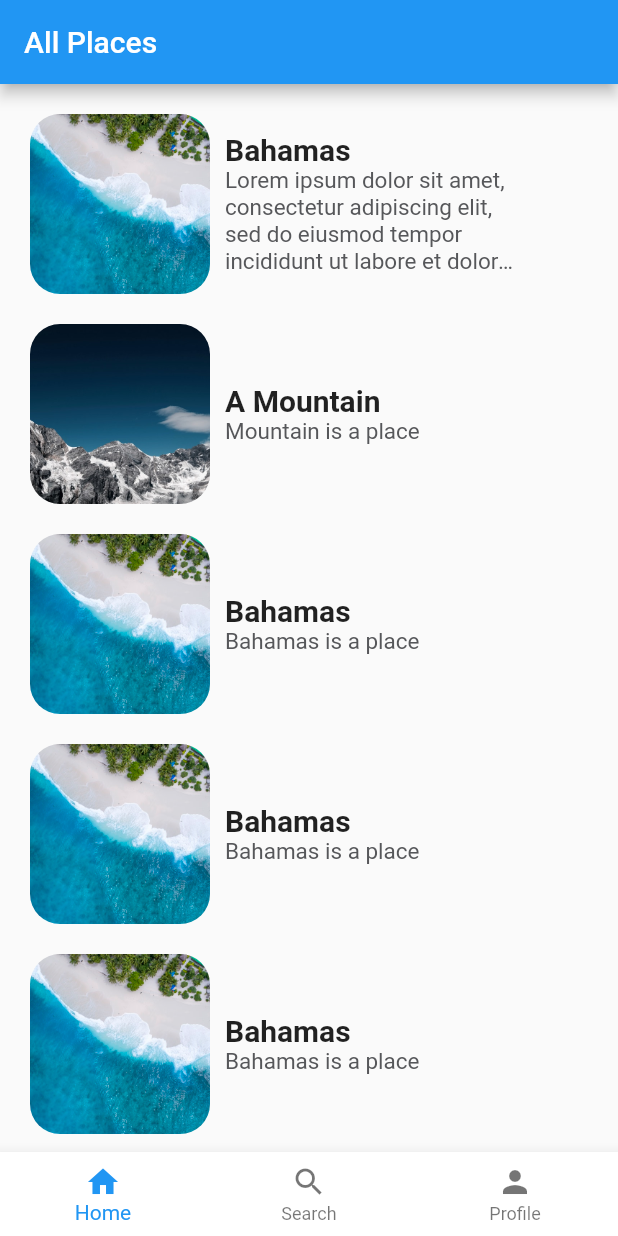
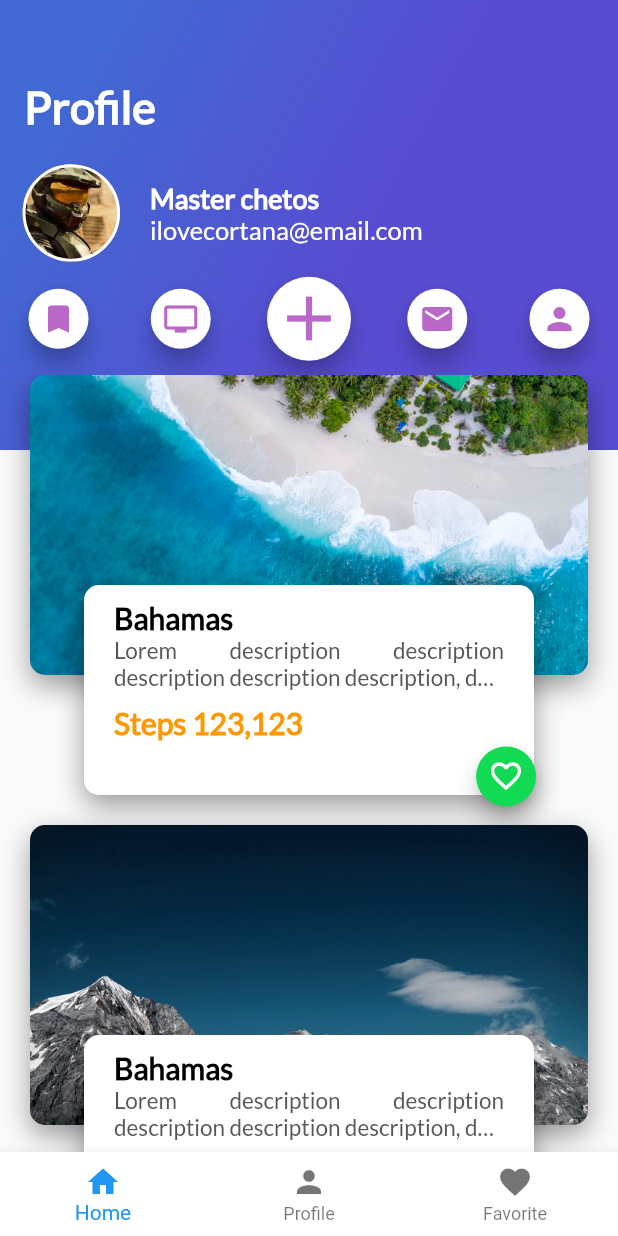
Before and after one commit to BrunoMazzocchi/Travel-app, a Flutter app: the screen it shows after launch, on a phone screen of 412 x 824 dp. Run offline on Flutter 3.47's test engine with Material 2 defaults, Android fonts, the phone set to English and light mode, and no system bars.

Commit message:
Profile view

```diff
--- a/lib/main.dart
+++ b/lib/main.dart
@@ -5,7 +5,16 @@ import 'package:flutter/services.dart';
 
 import 'constants/routes.dart';
 
-void main() => runApp(const MyApp());
+void main () {
+  runApp(
+     MaterialApp(
+      home: const Navigation(),
+      routes: {
+        placeRoute: (context) => const PopularPlace(),
+      },
+    ),
+  );
+}
 
 
 class MyApp extends StatelessWidget {
@@ -14,6 +23,7 @@ class MyApp extends StatelessWidget {
   @override
   Widget build(BuildContext context) {
     return const MaterialApp(
+
       home: Navigation()
     );
   }
--- a/lib/views/navigation.dart
+++ b/lib/views/navigation.dart
@@ -1,19 +1,21 @@
 import 'package:favorite_places/views/popular_place.dart';
 import 'package:favorite_places/views/view_all_places.dart';
-import 'package:flutter/cupertino.dart';
+import 'package:favorite_places/views/view_profile.dart';
 import 'package:flutter/material.dart';
 
 class Navigation extends StatefulWidget {
   const Navigation({Key? key}) : super(key: key);
 
   @override
-  State<Navigation> createState() => _NavigationState();}
+  State<Navigation> createState() => _NavigationState();
+}
 
 class _NavigationState extends State<Navigation> {
   @override
   Widget build(BuildContext context) {
     int _currentIndex = 0;
     final List<Widget> widgetsChildren = [
+      const Profile(),
       const AllPlaces(),
       const PopularPlace(),
     ];
@@ -33,13 +35,14 @@ class _NavigationState extends State<Navigation> {
           primaryColor: Colors.purple,
         ),
         child: BottomNavigationBar(
+          items: const [
+            BottomNavigationBarItem(icon: Icon(Icons.home), label: "Home"),
+            BottomNavigationBarItem(icon: Icon(Icons.person), label: "Profile"),
+            BottomNavigationBarItem(
+                icon: Icon(Icons.favorite), label: "Favorite"),
+          ],
           onTap: onTabTapped,
           currentIndex: _currentIndex,
-          items: const [
-            BottomNavigationBarItem(icon: Icon(Icons.home), label: "Home"),
-            BottomNavigationBarItem(icon: Icon(Icons.search), label: "Search"),
-            BottomNavigationBarItem(icon: Icon(Icons.person), label: "Profile"),
-          ],
         ),
       ),
     );
--- a/lib/views/popular_place.dart
+++ b/lib/views/popular_place.dart
@@ -1,6 +1,4 @@
-import 'package:flutter/cupertino.dart';
 import 'package:flutter/material.dart';
-import 'package:flutter/services.dart';
 
 import '../widgets/description_place.dart';
 import '../widgets/header_app_bar.dart';
@@ -16,8 +14,10 @@ class PopularPlace extends StatelessWidget {
     var titleDummy = "Bahamas";
     var stars = 2;
 
+    return MaterialApp(
+        color: Colors.transparent, // <-- Add this, if needed
 
-    return Stack(children: [
+        home: Stack(children: [
           ListView(
             children: [
               DescriptionPlace(
@@ -29,6 +29,6 @@ class PopularPlace extends StatelessWidget {
             ],
           ),
           const HeaderAppBar(),
-          ]);
+        ]));
   }
 }
--- /dev/null
+++ b/lib/views/view_profile.dart
@@ -0,0 +1,431 @@
+import 'package:favorite_places/widgets/floating_action_button_green_like.dart';
+import 'package:flutter/cupertino.dart';
+import 'package:flutter/material.dart';
+
+class Profile extends StatelessWidget {
+  const Profile({Key? key}) : super(key: key);
+
+  @override
+  Widget build(BuildContext context) {
+    var thisPath = "assets/images/beach.jpeg";
+    return Container(
+        child: Column(children: [
+      Stack(
+        alignment: Alignment.topCenter,
+        children: [
+          Stack(
+            alignment: AlignmentDirectional.center,
+            children: [
+              Container(
+                height: 300.0,
+                decoration: const BoxDecoration(
+                  gradient: LinearGradient(
+                    colors: [
+                      // Colores para el degrado de la imagen
+                      Color(0xFF4268D3),
+                      Color(0xFF584CD1),
+                    ],
+                    // Posición de los colores
+                    begin: FractionalOffset(0.2, 0.0),
+                    end: FractionalOffset(1.0, 0.6),
+                    stops: [0.0, 0.6],
+                    tileMode: TileMode.clamp,
+                  ),
+                ),
+                alignment: const Alignment(-0.9, -0.6),
+                child: const Text(
+                  "Profile",
+                  style: TextStyle(
+                    color: Colors.white,
+                    fontSize: 30.0,
+                    fontFamily: "Lato",
+                    fontWeight: FontWeight.bold,
+                  ),
+                ),
+              ),
+              Container(
+                  margin: const EdgeInsets.all(15),
+                  child: Column(
+                    children: [
+                      Row(
+                        mainAxisAlignment: MainAxisAlignment.start,
+                        children: [
+                          Container(
+                            margin: const EdgeInsets.only(
+                              top: 50,
+                              right: 20.0,
+                            ),
+                            width: 65.0,
+                            height: 65.0,
+                            decoration: BoxDecoration(
+                              shape: BoxShape.circle,
+                              image: DecorationImage(
+                                fit: BoxFit.cover,
+                                image: Image.asset("assets/images/avatar.jpg")
+                                    .image,
+                              ),
+                              border: Border.all(
+                                color: Colors.white,
+                                width: 2.0,
+                              ),
+                            ),
+                          ),
+                          Container(
+                            margin: const EdgeInsets.only(
+                              top: 50,
+                            ),
+                            child: Column(
+                              // Para centrar
+                              crossAxisAlignment: CrossAxisAlignment.start,
+                              children: [
+                                Row(
+                                  children: const [
+                                    Text(
+                                      'Master chetos',
+                                      style: TextStyle(
+                                        fontFamily: "Lato",
+                                        fontSize: 18.0,
+                                        fontWeight: FontWeight.w900,
+                                        color: Colors.white,
+                                      ),
+                                    ),
+                                  ],
+                                ),
+                                Row(
+                                  children: const [
+                                    Text(
+                                      'ilovecortana@email.com',
+                                      style: TextStyle(
+                                        fontFamily: "Lato",
+                                        fontWeight: FontWeight.normal,
+                                        fontSize: 17.0,
+                                        color: Colors.white,
+                                      ),
+                                    ),
+                                  ],
+                                )
+                              ],
+                            ),
+                          )
+                        ],
+                      ),
+                      Container(
+                          margin: const EdgeInsets.only(
+                            top: 10.0,
+                          ),
+                          child: Row(
+                            mainAxisAlignment: MainAxisAlignment.spaceBetween,
+                            children: [
+                              FloatingActionButton(
+                                onPressed: null,
+                                backgroundColor: Colors.white,
+                                mini: true,
+                                child: Icon(
+                                  Icons.bookmark,
+                                  color: Colors.purple.shade300,
+                                ),
+                              ),
+                              FloatingActionButton(
+                                onPressed: null,
+                                backgroundColor: Colors.white,
+                                mini: true,
+                                child: Icon(
+                                  Icons.tv,
+                                  color: Colors.purple.shade300,
+                                ),
+                              ),
+                              FloatingActionButton(
+                                onPressed: null,
+                                backgroundColor: Colors.white,
+                                mini: false,
+                                child: Icon(
+                                  Icons.add,
+                                  color: Colors.purple.shade300,
+                                  size: 50,
+                                ),
+                              ),
+                              FloatingActionButton(
+                                onPressed: null,
+                                backgroundColor: Colors.white,
+                                mini: true,
+                                child: Icon(
+                                  Icons.mail,
+                                  color: Colors.purple.shade300,
+                                ),
+                              ),
+                              FloatingActionButton(
+                                onPressed: null,
+                                backgroundColor: Colors.white,
+                                mini: true,
+                                child: Icon(
+                                  Icons.person,
+                                  color: Colors.purple.shade300,
+                                ),
+                              ),
+                            ],
+                          )),
+                    ],
+                  )),
+            ],
+          ),
+          Container(
+              margin: const EdgeInsets.only(top: 250.0),
+              height: 560,
+              child: ListView(
+                scrollDirection: Axis.vertical,
+                children: [
+                  Stack(
+                    alignment: Alignment.topCenter,
+                    children: [
+                      Container(
+                        height: 200.0,
+                        width: 380.0,
+                        margin: const EdgeInsets.only(
+                          top: 0.0,
+                          left: 20,
+                          right: 20,
+                          bottom: 100,
+                        ),
+                        decoration: BoxDecoration(
+                          image: DecorationImage(
+                            fit: BoxFit.cover,
+                            image: Image.asset(thisPath).image,
+                          ),
+                          borderRadius:
+                              const BorderRadius.all(Radius.circular(10.0)),
+                          shape: BoxShape.rectangle,
+                          boxShadow: const <BoxShadow>[
+                            BoxShadow(
+                              color: Colors.black38,
+                              blurRadius: 15.0,
+                              offset: Offset(0.0, 7.0),
+                            )
+                          ],
+                        ),
+                      ),
+                      Stack(
+                        alignment: const Alignment(0.9, 1.1),
+                        children: [
+                          Container(
+                            width: 300.0,
+                            height: 140.0,
+                            margin: const EdgeInsets.only(
+                              top: 140.0,
+                              left: 20,
+                              right: 20,
+                            ),
+                            decoration: const BoxDecoration(
+                              color: Colors.white,
+                              borderRadius:
+                                  BorderRadius.all(Radius.circular(10.0)),
+                              shape: BoxShape.rectangle,
+                              boxShadow: <BoxShadow>[
+                                BoxShadow(
+                                  color: Colors.black38,
+                                  blurRadius: 15.0,
+                                  offset: Offset(0.0, 7.0),
+                                )
+                              ],
+                            ),
+                            child: Column(
+                              mainAxisAlignment: MainAxisAlignment.start,
+                              children: [
+                                Row(children: [
+                                  Container(
+                                    width: 260,
+                                    margin: const EdgeInsets.only(
+                                        top: 10, left: 20.0),
+                                    child: const Text(
+                                      "Bahamas",
+                                      textAlign: TextAlign.left,
+                                      overflow: TextOverflow.ellipsis,
+                                      style: TextStyle(
+                                        fontFamily: "Lato",
+                                        fontSize: 20.0,
+                                        fontWeight: FontWeight.w600,
+                                        color: Colors.black,
+                                      ),
+                                    ),
+                                  )
+                                ]),
+                                Row(
+                                  children: [
+                                    Container (
+                                      margin: const EdgeInsets.only(
+                                        left: 20.0,
+                                        right: 20.0,
+                                      ),
+                                      width: 260,
+                                      child: const Text(
+                                        overflow: TextOverflow.ellipsis,
+                                        "Lorem description description description description description, description, description, description",
+                                        maxLines: 2,
+                                        style: TextStyle(
+                                          fontSize: 15.0,
+                                          fontFamily: "Lato",
+                                          fontWeight: FontWeight.normal,
+                                          color: Color(0xFF56575a),
+
+                                        ),
+                                        textAlign: TextAlign.justify,
+                                      ),
+                                    ),
+                                  ],
+                                ),
+                                Row(children: [
+                                  Container(
+                                    width: 260,
+                                    margin: const EdgeInsets.only(
+                                        top: 10, left: 20.0),
+                                    child: const Text(
+                                      "Steps 123,123 ",
+                                      textAlign: TextAlign.left,
+                                      overflow: TextOverflow.ellipsis,
+                                      style: TextStyle(
+                                        fontFamily: "Lato",
+                                        fontSize: 20.0,
+                                        fontWeight: FontWeight.w900,
+                                        color: Colors.orange,
+                                      ),
+                                    ),
+                                  )
+                                ]),
+                              ],
+                            ),
+                          ),
+                          const FloatingLikeButton(),
+                        ],
+                      )
+                    ],
+                  ),
+                  Stack(
+                    alignment: Alignment.topCenter,
+                    children: [
+                      Container(
+                        height: 200.0,
+                        width: 380.0,
+                        margin: const EdgeInsets.only(
+                          top: 0.0,
+                          left: 20,
+                          right: 20,
+                          bottom: 100,
+                        ),
+                        decoration: BoxDecoration(
+                          image: DecorationImage(
+                            fit: BoxFit.cover,
+                            image: Image.asset("assets/images/mountain.jpeg").image,
+                          ),
+                          borderRadius:
+                          const BorderRadius.all(Radius.circular(10.0)),
+                          shape: BoxShape.rectangle,
+                          boxShadow: const <BoxShadow>[
+                            BoxShadow(
+                              color: Colors.black38,
+                              blurRadius: 15.0,
+                              offset: Offset(0.0, 7.0),
+                            )
+                          ],
+                        ),
+                      ),
+                      Stack(
+                        alignment: const Alignment(0.9, 1.1),
+                        children: [
+                          Container(
+                            width: 300.0,
+                            height: 140.0,
+                            margin: const EdgeInsets.only(
+                              top: 140.0,
+                              left: 20,
+                              right: 20,
+                            ),
+                            decoration: const BoxDecoration(
+                              color: Colors.white,
+                              borderRadius:
+                              BorderRadius.all(Radius.circular(10.0)),
+                              shape: BoxShape.rectangle,
+                              boxShadow: <BoxShadow>[
+                                BoxShadow(
+                                  color: Colors.black38,
+                                  blurRadius: 15.0,
+                                  offset: Offset(0.0, 7.0),
+                                )
+                              ],
+                            ),
+                            child: Column(
+                              mainAxisAlignment: MainAxisAlignment.start,
+                              children: [
+                                Row(children: [
+                                  Container(
+                                    width: 260,
+                                    margin: const EdgeInsets.only(
+                                        top: 10, left: 20.0),
+                                    child: const Text(
+                                      "Bahamas",
+                                      textAlign: TextAlign.left,
+                                      overflow: TextOverflow.ellipsis,
+                                      style: TextStyle(
+                                        fontFamily: "Lato",
+                                        fontSize: 20.0,
+                                        fontWeight: FontWeight.w600,
+                                        color: Colors.black,
+                                      ),
+                                    ),
+                                  )
+                                ]),
+                                Row(
+                                  children: [
+                                    Container (
+                                      margin: const EdgeInsets.only(
+                                        left: 20.0,
+                                        right: 20.0,
+                                      ),
+                                      width: 260,
+                                      child: const Text(
+                                        overflow: TextOverflow.ellipsis,
+                                        "Lorem description description description description description, description, description, description",
+                                        maxLines: 2,
+                                        style: TextStyle(
+                                          fontSize: 15.0,
+                                          fontFamily: "Lato",
+                                          fontWeight: FontWeight.normal,
+                                          color: Color(0xFF56575a),
+
+                                        ),
+                                        textAlign: TextAlign.justify,
+                                      ),
+                                    ),
+                                  ],
+                                ),
+                                Row(children: [
+                                  Container(
+                                    width: 260,
+                                    margin: const EdgeInsets.only(
+                                        top: 10, left: 20.0),
+                                    child: const Text(
+                                      "Steps 123,123 ",
+                                      textAlign: TextAlign.left,
+                                      overflow: TextOverflow.ellipsis,
+                                      style: TextStyle(
+                                        fontFamily: "Lato",
+                                        fontSize: 20.0,
+                                        fontWeight: FontWeight.w900,
+                                        color: Colors.orange,
+                                      ),
+                                    ),
+                                  )
+                                ]),
+                              ],
+                            ),
+                          ),
+                          const FloatingLikeButton(),
+                        ],
+                      )
+                    ],
+                  ),
+                ],
+              ))
+        ],
+      )
+    ]));
+  }
+}
--- a/lib/widgets/button_purple.dart
+++ b/lib/widgets/button_purple.dart
@@ -14,6 +14,7 @@ class ButtonPurple extends StatelessWidget {
         margin: const EdgeInsets.only(top: 30.0, left: 20.0, right: 20.0),
         child: InkWell(
             onTap: () {
+              heroTag: 'buttonPurple';
               ScaffoldMessenger.of(context).showSnackBar(
                 const SnackBar(
                   content: Text('Navegando'),
--- a/lib/widgets/description_place.dart
+++ b/lib/widgets/description_place.dart
@@ -88,6 +88,7 @@ class DescriptionPlace extends StatelessWidget {
         const ButtonPurple(
            buttonText: "Navigate",
 
+
         )
       ],
     );
--- a/lib/widgets/floating_action_button_green_like.dart
+++ b/lib/widgets/floating_action_button_green_like.dart
@@ -32,6 +32,7 @@ class _FloatingLikeButtonState extends State<FloatingLikeButton> {
       backgroundColor: const Color(0xFF11DA53),
       mini: true,
       tooltip: "Like",
+      heroTag: null,
       child:  icon,
       onPressed: () {
         onPressedFav();
--- a/lib/widgets/gradient_back.dart
+++ b/lib/widgets/gradient_back.dart
@@ -11,7 +11,6 @@ class GradientBack extends StatelessWidget {
 
   @override
   Widget build(BuildContext context) {
-    var title = "Popular";
     return Container(
       height: 250.0,
       decoration: const BoxDecoration(
--- a/lib/widgets/header_app_bar.dart
+++ b/lib/widgets/header_app_bar.dart
@@ -1,14 +1,25 @@
+import 'package:favorite_places/views/navigation.dart';
 import 'package:favorite_places/widgets/card_image_list.dart';
 import 'package:favorite_places/widgets/gradient_back.dart';
 import 'package:flutter/cupertino.dart';
+import 'package:flutter/material.dart';
 
 class HeaderAppBar extends StatelessWidget {
   const HeaderAppBar({Key? key}) : super(key: key);
 
+  void goBack(){
+
+    MaterialPageRoute(builder: (context) => const Navigation());
+    (Route<dynamic> route) => false;
+
+  }
   @override
   Widget build(BuildContext context) {
     return Stack(
-      children: const [GradientBack(title: "Popular"), CardImageList()],
+      children:  [
+        GradientBack(title: "Popular"),
+        CardImageList(),
+      ],
     );
   }
 }
```
Also changed, not shown: lib/widgets/card_place.dart (+3 -4 lines). Lines whose indentation alone changed are shown as unchanged.
